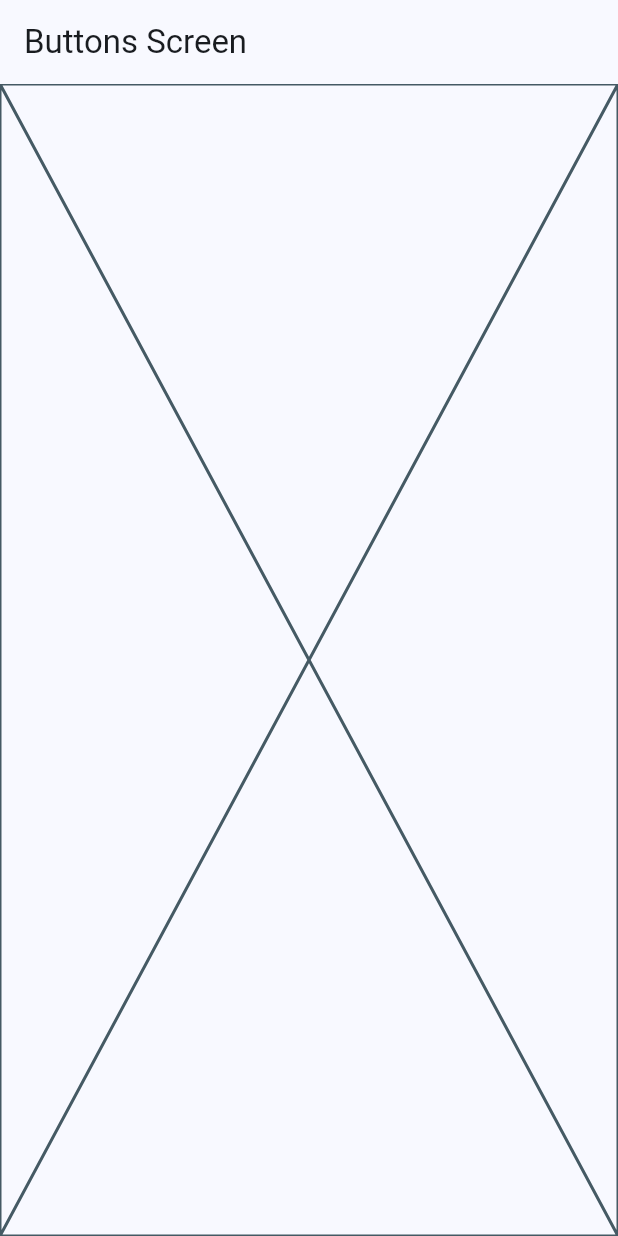
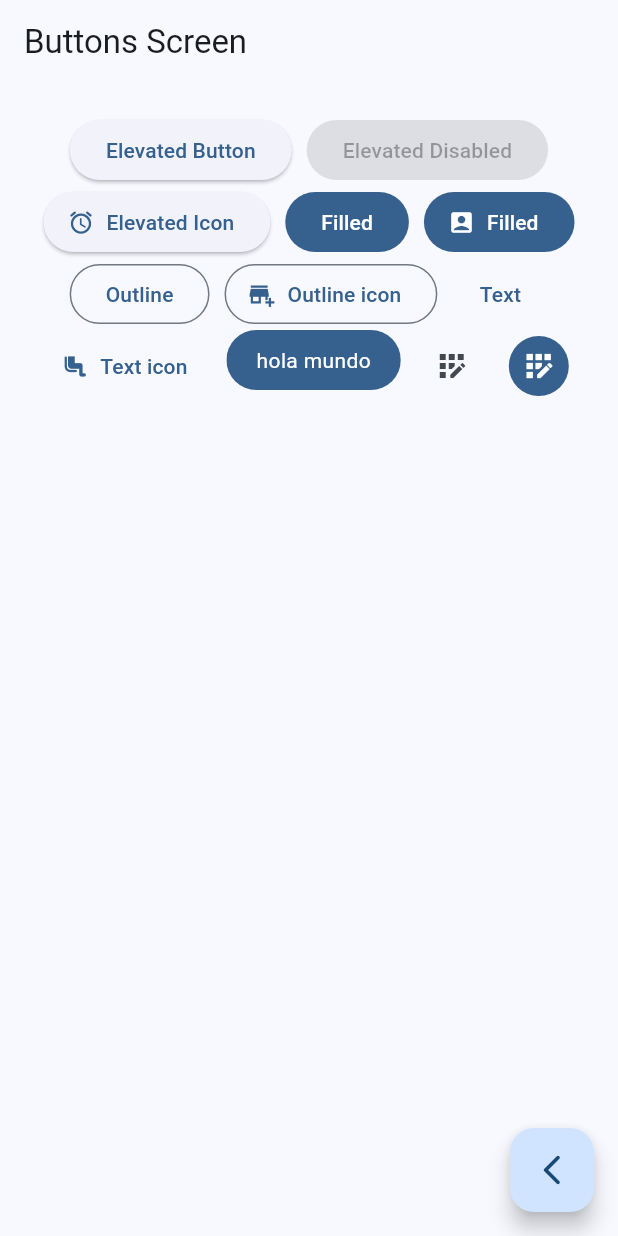
Before and after one commit to Ansesies/widgetsFlutter, a Flutter app: the ButtonsScreen screen opened by its route, on a phone screen of 412 x 824 dp. Run offline on Flutter 3.47's test engine with Material 2 defaults, Android fonts, the phone set to English and light mode, and no system bars; our stand-ins replace go_router.

Commit message:
buttons screen terminado

```diff
--- a/lib/presentation/screens/buttons/buttons_screen.dart
+++ b/lib/presentation/screens/buttons/buttons_screen.dart
@@ -1,8 +1,7 @@
 import 'package:flutter/material.dart';
-
+import 'package:go_router/go_router.dart';
 
 class ButtonsScreen extends StatelessWidget {
-
   static const String name = 'buttons_screen';
 
   const ButtonsScreen({super.key});
@@ -13,7 +12,95 @@ class ButtonsScreen extends StatelessWidget {
       appBar: AppBar(
         title: const Text('Buttons Screen'),
       ),
-      body: const Placeholder(),
+      body: const _ButtonsView(),
+      floatingActionButton: FloatingActionButton(
+        child: const Icon(Icons.arrow_back_ios_new_rounded),
+        onPressed: () {
+          context.pop();
+        },
+      ),
     );
   }
 }
+
+class _ButtonsView extends StatelessWidget {
+  const _ButtonsView();
+
+  @override
+  Widget build(BuildContext context) {
+    final colors = Theme.of(context).colorScheme;
+
+    return SizedBox(
+      width: double.infinity,
+      child: Padding(
+        padding: const EdgeInsets.symmetric(horizontal: 10, vertical: 20),
+        child: Wrap(
+          spacing: 10,
+          alignment: WrapAlignment.center,
+          children: [
+            ElevatedButton(
+                onPressed: () {}, child: const Text('Elevated Button')),
+            const ElevatedButton(
+                onPressed: null, child: Text('Elevated Disabled')),
+            ElevatedButton.icon(
+                onPressed: () {},
+                icon: const Icon(Icons.access_alarm_rounded),
+                label: const Text('Elevated Icon')),
+            FilledButton(onPressed: () {}, child: const Text('Filled')),
+            FilledButton.icon(
+                onPressed: () {},
+                icon: const Icon(Icons.account_box),
+                label: const Text('Filled')),
+            OutlinedButton(onPressed: () {}, child: const Text('Outline')),
+            OutlinedButton.icon(
+                onPressed: () {},
+                icon: const Icon(Icons.add_business_sharp),
+                label: const Text('Outline icon')),
+            TextButton(onPressed: () {}, child: const Text('Text')),
+            TextButton.icon(
+                onPressed: () {},
+                icon: const Icon(Icons.airline_seat_legroom_normal_rounded),
+                label: const Text('Text icon')),
+            const CustomButton(),
+            IconButton(
+                onPressed: () {},
+                icon: const Icon(Icons.app_registration_outlined)),
+            IconButton(
+              onPressed: () {},
+              icon: const Icon(Icons.app_registration_outlined),
+              style: ButtonStyle(
+                  backgroundColor: MaterialStatePropertyAll(colors.primary),
+                  iconColor: const MaterialStatePropertyAll(Colors.white)),
+            )
+          ],
+        ),
+      ),
+    );
+  }
+}
+
+class CustomButton extends StatelessWidget {
+  const CustomButton({super.key});
+
+  @override
+  Widget build(BuildContext context) {
+    final colors = Theme.of(context).colorScheme;
+
+    return ClipRRect(
+      borderRadius: BorderRadius.circular(20),
+      child: Material(
+        color: colors.primary,
+        child: InkWell(
+          onTap: (){},
+          child: const Padding(
+            padding: EdgeInsets.symmetric(horizontal: 20, vertical: 10),
+            child: Text(
+              'hola mundo',
+              style: TextStyle(color: Colors.white),
+            ),
+          ),
+        ),
+      ),
+    );
+  }
+}
```
